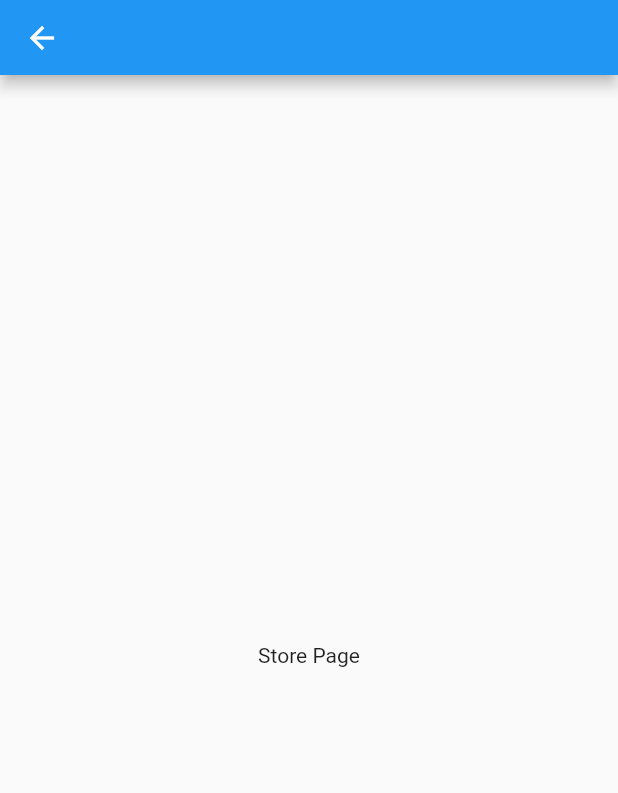
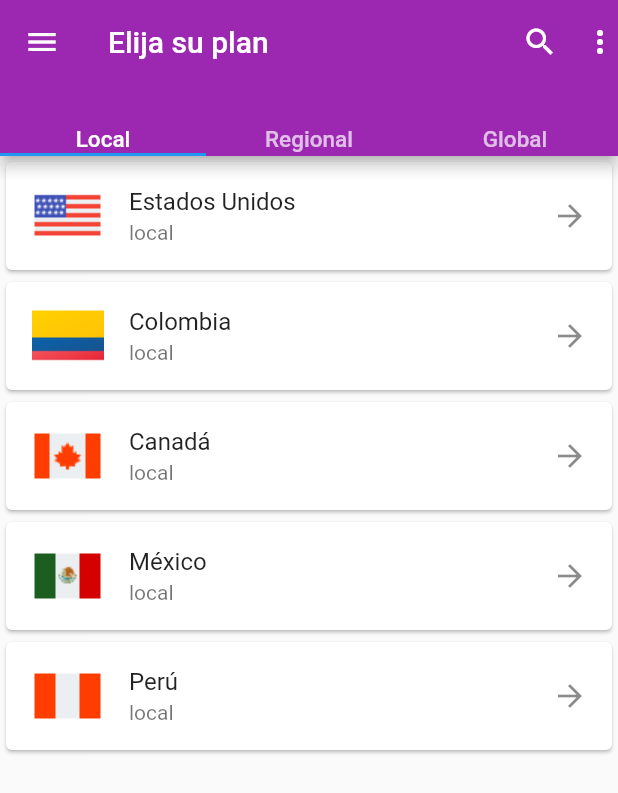
Before and after one commit to olivermendez/simlimites-app, a Flutter app: the StorePage screen opened directly, on a phone screen of 412 x 824 dp. Shown: the top 793 px of the screen. Run offline on Flutter 3.47's test engine with Material 2 defaults, Android fonts, the light colour scheme and no system bars; our stand-ins replace equatable, lottie.

Commit message:
big update

```diff
--- /dev/null
+++ b/lib/models/sim/sim_models.dart
@@ -0,0 +1,165 @@
+import 'package:equatable/equatable.dart';
+
+class SimCountries extends Equatable {
+  final String productId;
+  final String productName;
+  final String shortDescription;
+  final String? fullDescription;
+  final String productType;
+
+  final List<String> characteristics;
+  final List<String> coverage;
+  final String image;
+  final List<PlanData> planes;
+
+  const SimCountries({
+    required this.productId,
+    required this.productName,
+    required this.shortDescription,
+    this.fullDescription,
+    required this.productType,
+    required this.characteristics,
+    required this.coverage,
+    required this.image,
+    required this.planes,
+  });
+
+  @override
+  List<Object?> get props => [
+        productId,
+        productName,
+        shortDescription,
+        fullDescription,
+        productType,
+        characteristics,
+        coverage,
+        image,
+        planes,
+      ];
+
+  static List<SimCountries> countriesList = const [
+    SimCountries(
+      productId: 'productId',
+      productName: 'Estados Unidos',
+      shortDescription: 'shortDescription',
+      fullDescription: 'fullDescription',
+      productType: 'local',
+      characteristics: [
+        'Llamadas ilimitadas en país de cobertura',
+        'Datos ilimitados en 4G LTE (sin degradación',
+      ],
+      coverage: [
+        'Estados Unidos',
+        'Alaska',
+        'Hawai',
+        'Puerto Rico',
+        'Islas Vírgenes de EE. UU.'
+      ],
+      image: 'assets/usa.png',
+      planes: [
+        PlanData(price: 23, currentyType: 'USD', days: '5', gbCount: '5GB'),
+        PlanData(price: 30, currentyType: 'USD', days: '7', gbCount: '20GB'),
+        PlanData(price: 35, currentyType: 'USD', days: '15', gbCount: '35GB'),
+        PlanData(price: 45, currentyType: 'USD', days: '30', gbCount: '45GB'),
+        PlanData(price: 100, currentyType: 'USD', days: '60', gbCount: '120GB'),
+      ],
+    ),
+    SimCountries(
+      productId: 'productId',
+      productName: 'Colombia',
+      shortDescription: 'shortDescription',
+      fullDescription: 'fullDescription',
+      productType: 'local',
+      characteristics: [
+        'Llamadas ilimitadas en país de cobertura',
+        'Datos ilimitados en 4G LTE (sin degradación',
+      ],
+      coverage: [],
+      image: 'assets/colombia.png',
+      planes: [
+        PlanData(price: 23, currentyType: 'USD', days: '5', gbCount: '5GB'),
+        PlanData(price: 30, currentyType: 'USD', days: '7', gbCount: '20GB'),
+        PlanData(price: 35, currentyType: 'USD', days: '15', gbCount: '35GB'),
+        PlanData(price: 45, currentyType: 'USD', days: '30', gbCount: '45GB'),
+        PlanData(price: 100, currentyType: 'USD', days: '60', gbCount: '120GB'),
+      ],
+    ),
+    SimCountries(
+      productId: 'productId',
+      productName: 'Canadá',
+      shortDescription: 'shortDescription',
+      fullDescription: 'fullDescription',
+      productType: 'local',
+      characteristics: [
+        'Llamadas ilimitadas en país de cobertura',
+        'Datos ilimitados en 4G LTE (sin degradación)',
+      ],
+      coverage: [],
+      image: 'assets/canada.png',
+      planes: [
+        PlanData(price: 23, currentyType: 'USD', days: '5', gbCount: '5GB'),
+        PlanData(price: 30, currentyType: 'USD', days: '7', gbCount: '20GB'),
+        PlanData(price: 35, currentyType: 'USD', days: '15', gbCount: '35GB'),
+        PlanData(price: 45, currentyType: 'USD', days: '30', gbCount: '45GB'),
+        PlanData(price: 100, currentyType: 'USD', days: '60', gbCount: '120GB'),
+      ],
+    ),
+    SimCountries(
+      productId: 'productId',
+      productName: 'México',
+      shortDescription: 'shortDescription',
+      fullDescription: 'fullDescription',
+      productType: 'local',
+      characteristics: [
+        'Llamadas ilimitadas en país de cobertura',
+        'Datos ilimitados en 4G LTE (sin degradación)',
+      ],
+      coverage: [],
+      image: 'assets/mexico.png',
+      planes: [
+        PlanData(price: 23, currentyType: 'USD', days: '5', gbCount: '5GB'),
+        PlanData(price: 30, currentyType: 'USD', days: '7', gbCount: '20GB'),
+        PlanData(price: 35, currentyType: 'USD', days: '15', gbCount: '35GB'),
+        PlanData(price: 45, currentyType: 'USD', days: '30', gbCount: '45GB'),
+        PlanData(price: 100, currentyType: 'USD', days: '60', gbCount: '120GB'),
+      ],
+    ),
+    SimCountries(
+      productId: 'productId',
+      productName: 'Perú',
+      shortDescription: 'shortDescription',
+      fullDescription: 'fullDescription',
+      productType: 'local',
+      characteristics: [
+        'Llamadas ilimitadas en país de cobertura',
+        'Datos ilimitados en 4G LTE (sin degradación)',
+      ],
+      coverage: [],
+      image: 'assets/peru.png',
+      planes: [
+        PlanData(price: 23, currentyType: 'USD', days: '5', gbCount: '5GB'),
+        PlanData(price: 30, currentyType: 'USD', days: '7', gbCount: '20GB'),
+        PlanData(price: 35, currentyType: 'USD', days: '15', gbCount: '35GB'),
+        PlanData(price: 45, currentyType: 'USD', days: '30', gbCount: '45GB'),
+        PlanData(price: 100, currentyType: 'USD', days: '60', gbCount: '120GB'),
+      ],
+    ),
+  ];
+}
+
+class PlanData extends Equatable {
+  final String days;
+  final int price;
+  final String? currentyType;
+  final String gbCount;
+
+  const PlanData({
+    required this.price,
+    this.currentyType,
+    required this.days,
+    required this.gbCount,
+  });
+
+  @override
+  List<Object?> get props => [days, price, currentyType, gbCount];
+}
--- a/lib/presentation/pages/login/login_page.dart
+++ b/lib/presentation/pages/login/login_page.dart
@@ -15,7 +15,6 @@ class _LoginPageState extends State<LoginPage> {
     final _usernameController = TextEditingController();
     final _passwordController = TextEditingController();
     //conocer la dimension de la pantalla actual
-
     //final size = MediaQuery.of(context).size;
 
     return Scaffold(
--- /dev/null
+++ b/lib/presentation/pages/store/local_sim.dart
@@ -0,0 +1,66 @@
+import 'package:flutter/material.dart';
+
+import '../../../models/sim/sim_models.dart';
+import '../products_pages/single_product.dart';
+
+class LocalSimDisplay extends StatefulWidget {
+  const LocalSimDisplay({Key? key}) : super(key: key);
+
+  @override
+  State<LocalSimDisplay> createState() => _LocalSimDisplayState();
+}
+
+class _LocalSimDisplayState extends State<LocalSimDisplay> {
+  final List<SimCountries> data = SimCountries.countriesList.toList();
+  late List<SimCountries> local;
+
+  @override
+  Widget build(BuildContext context) {
+    // ignore: unused_local_variable
+    for (SimCountries element in data) {
+      local = data.where((element) => element.productType == 'local').toList();
+    }
+    int localCount = local.length;
+
+    return ListView.builder(
+        itemCount: localCount,
+        itemBuilder: (context, index) {
+          //SimCountries single = SimCountries.countriesList[index];
+          SimCountries localSim = local[index];
+
+          return GestureDetector(
+            onTap: () {
+              Navigator.push(
+                context,
+                MaterialPageRoute(
+                  builder: (context) => ProductPage(
+                    characteristics: ["paises 1", "pais 2"],
+                    image: localSim.image,
+                    titleCountry: localSim.productName,
+                    datas: localSim.planes,
+                  ),
+                ),
+              );
+            },
+            child: Card(
+              child: ListTile(
+                trailing: const Icon(Icons.arrow_forward),
+                leading: ConstrainedBox(
+                    constraints: const BoxConstraints(
+                      minWidth: 50,
+                      minHeight: 50,
+                      maxWidth: 50,
+                      maxHeight: 50,
+                    ),
+                    child: FadeInImage(
+                      placeholder: const AssetImage('assets/loading.gif'),
+                      image: AssetImage(localSim.image),
+                    )),
+                title: Text(localSim.productName),
+                subtitle: Text(localSim.productType),
+              ),
+            ),
+          );
+        });
+  }
+}
--- a/lib/presentation/pages/store/store_page.dart
+++ b/lib/presentation/pages/store/store_page.dart
@@ -1,5 +1,7 @@
 import 'package:flutter/material.dart';
-import 'package:simlimites/presentation/widgets/widgets.dart';
+import 'package:simlimites/presentation/pages/store/global_sim.dart';
+import 'package:simlimites/presentation/pages/store/local_sim.dart';
+import 'package:simlimites/presentation/pages/store/regional_sim.dart';
 
 class StorePage extends StatefulWidget {
   const StorePage({Key? key}) : super(key: key);
@@ -10,12 +12,33 @@ class StorePage extends StatefulWidget {
 
 class _StorePageState extends State<StorePage> {
   @override
-  Widget build(BuildContext context) {
-    return const Scaffold(
-      appBar: CustomAppBar(title: 'Store'),
-      body: Center(
-        child: Text("Store Page"),
-      ),
-    );
-  }
+  Widget build(BuildContext context) => DefaultTabController(
+      length: 3,
+      child: Scaffold(
+        appBar: AppBar(
+          bottom: const TabBar(
+              labelColor: Colors.white,
+              labelStyle: TextStyle(fontSize: 15),
+              tabs: [
+                Text("Local"),
+                Text("Regional"),
+                Text("Global"),
+              ]),
+          leading: const Icon(Icons.menu),
+          title: const Text("Elija su plan"),
+          actions: const [
+            Padding(
+              padding: EdgeInsets.symmetric(horizontal: 16),
+              child: Icon(Icons.search),
+            ),
+            Icon(Icons.more_vert),
+          ],
+          backgroundColor: Colors.purple,
+        ),
+        body: TabBarView(children: [
+          const LocalSimDisplay(),
+          RegionalSimDisplay(),
+          GlobalSimDisplay()
+        ]),
+      ));
 }
--- a/lib/presentation/widgets/app_bar.dart
+++ b/lib/presentation/widgets/app_bar.dart
@@ -3,7 +3,10 @@ import 'package:flutter/material.dart';
 class CustomAppBar extends StatelessWidget with PreferredSizeWidget {
   final String title;
 
-  const CustomAppBar({Key? key, required this.title}) : super(key: key);
+  const CustomAppBar({
+    Key? key,
+    required this.title,
+  }) : super(key: key);
 
   @override
   Widget build(BuildContext context) {
```
Also changed, not shown: lib/presentation/pages/products_pages/single_plan.dart (added, +39 -0 lines), lib/presentation/pages/products_pages/single_product.dart (added, +142 -0 lines), lib/presentation/pages/store/global_sim.dart (added, +17 -0 lines), lib/presentation/pages/store/regional_sim.dart (added, +17 -0 lines), assets/canada.png (added), assets/colombia.png (added), assets/loading.gif (added), assets/mexico.png (added), assets/peru.png (added), assets/puerto-rico.png (added), assets/usa.png (added).
